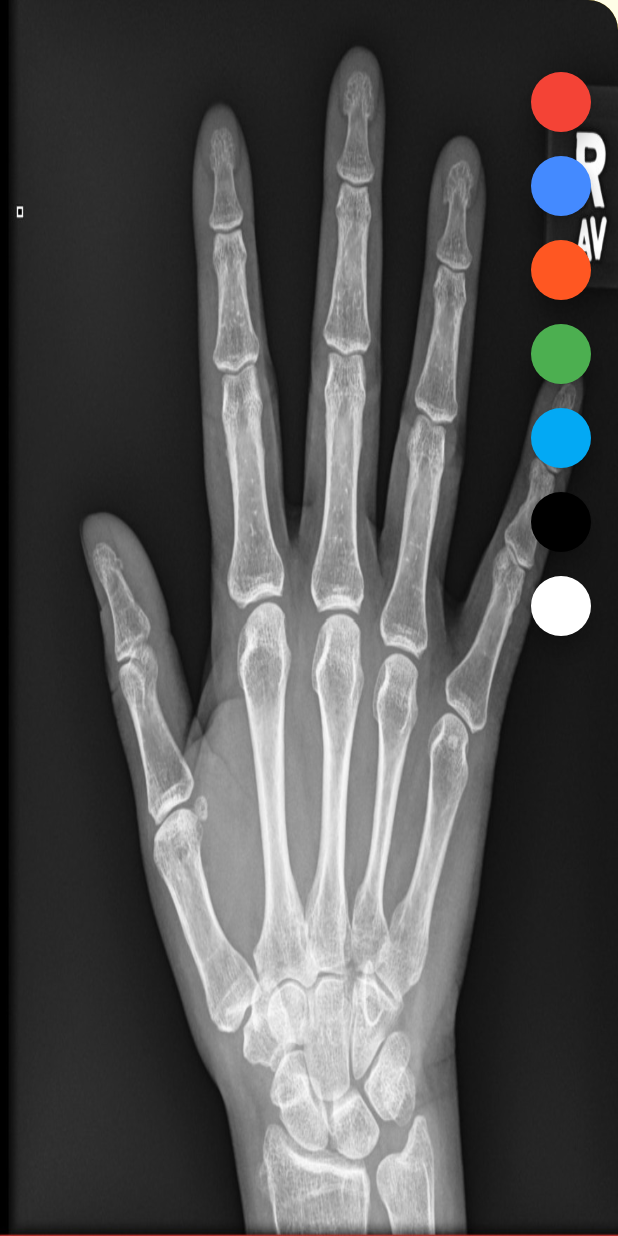
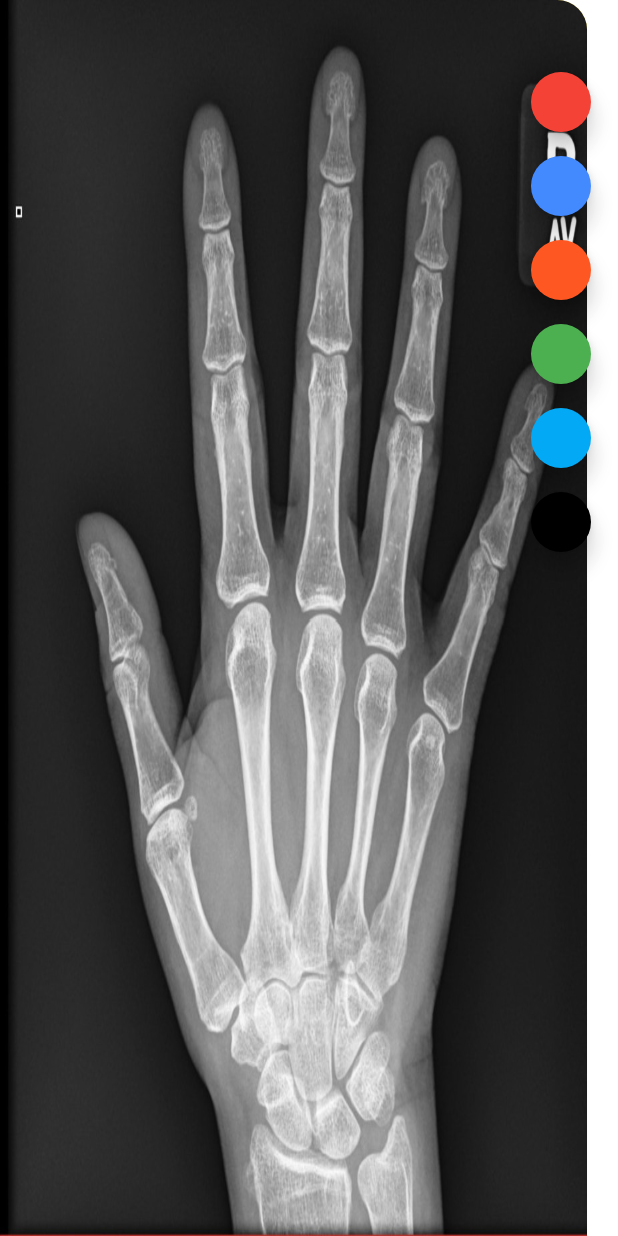
Before and after one commit to JosephSafouri/OXO-2123, a Flutter app: the DrawingPage screen opened directly, on a phone screen of 412 x 824 dp. Run offline on Flutter 3.47's test engine with Material 2 defaults, Android fonts, the phone set to English and light mode, and no system bars.

Commit message:
Changed image pos to add room for toolbar + UI changes

```diff
--- a/flutter-app/flutter_drawing_app/starter/lib/drawing_page.dart
+++ b/flutter-app/flutter_drawing_app/starter/lib/drawing_page.dart
@@ -23,7 +23,6 @@ class _DrawingPageState extends State<DrawingPage> {
     Colors.green,
     Colors.lightBlue,
     Colors.black,
-    Colors.white,
   ];
 
   StreamController<List<DrawnLine>> linesStreamController = StreamController<List<DrawnLine>>.broadcast();
@@ -182,14 +181,15 @@ class _DrawingPageState extends State<DrawingPage> {
 
   @override
   Widget build(BuildContext context) {
+    final double _width = MediaQuery.of(context).size.width;
     return Scaffold(
-      backgroundColor: Colors.yellow[50],
+      backgroundColor: Colors.white10,
       body: Stack(
 
         children: <Widget>[
           Container(
             //height: 400.4,
-            width: double.infinity,
+            width: 0.95 * _width, //setting picture to take up 95 percent of the screen to leave room for the toolbar
 
             decoration: BoxDecoration(
                 image: DecorationImage(
```
